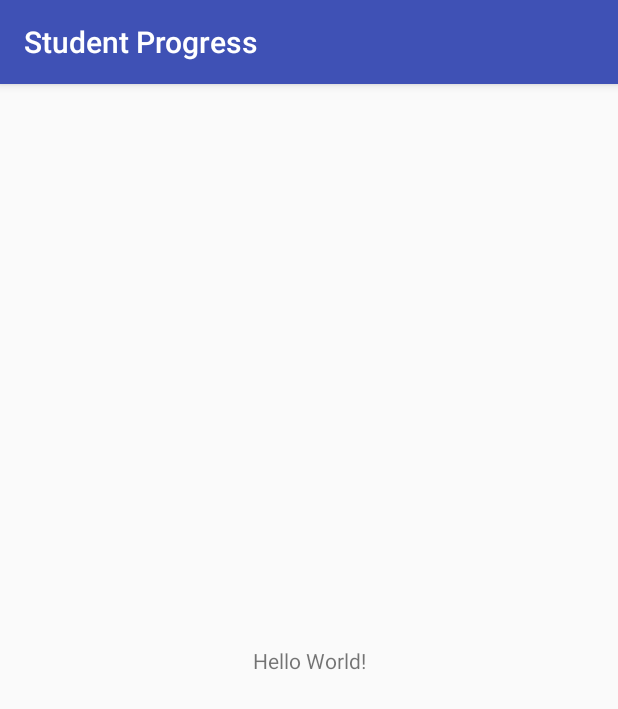
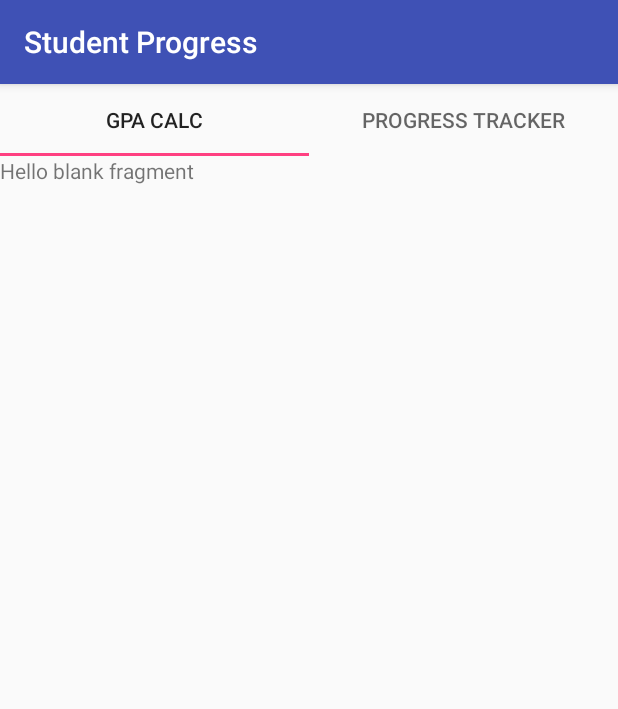
Before and after one commit to blaq-6THREE/Student-Progress, an Android app: the screen it shows after launch (MainActivity), on a phone screen of 412 x 824 dp. Shown: the top 709 px of the screen. Run offline under Robolectric (Android 15) with nearby library versions, the phone set to English and light mode, and no system bars.

Commit message:
Created tabLaout and added the needed views for the project

```diff
--- a/app/build.gradle
+++ b/app/build.gradle
@@ -21,7 +21,9 @@ android {
 dependencies {
     implementation fileTree(dir: 'libs', include: ['*.jar'])
     implementation 'com.android.support:appcompat-v7:27.1.1'
+    implementation 'com.android.support:design:27.1.1'
     implementation 'com.android.support.constraint:constraint-layout:1.1.3'
+    implementation 'com.android.support:support-v4:27.1.1'
     testImplementation 'junit:junit:4.12'
     androidTestImplementation 'com.android.support.test:runner:1.0.2'
     androidTestImplementation 'com.android.support.test.espresso:espresso-core:3.0.2'
--- /dev/null
+++ b/app/src/main/java/com/blaq/hylton/studentprogress/GradePointAverage.java
@@ -0,0 +1,20 @@
+package com.blaq.hylton.studentprogress;
+
+import android.os.Bundle;
+import android.support.annotation.NonNull;
+import android.support.annotation.Nullable;
+import android.support.v4.app.Fragment;
+import android.view.LayoutInflater;
+import android.view.View;
+import android.view.ViewGroup;
+
+public class GradePointAverage extends Fragment
+{
+    @Nullable
+    @Override
+    public View onCreateView(@NonNull LayoutInflater inflater, @Nullable ViewGroup container, @Nullable Bundle savedInstanceState) {
+        View view = inflater.inflate(R.layout.fragment_grade_point_average, container, false);
+
+        return view;
+    }
+}
--- a/app/src/main/java/com/blaq/hylton/studentprogress/MainActivity.java
+++ b/app/src/main/java/com/blaq/hylton/studentprogress/MainActivity.java
@@ -1,13 +1,52 @@
 package com.blaq.hylton.studentprogress;
 
+import android.support.design.widget.TabLayout;
+import android.support.v4.view.ViewPager;
 import android.support.v7.app.AppCompatActivity;
 import android.os.Bundle;
 
 public class MainActivity extends AppCompatActivity {
 
+    private SectionPageManager mSectionPageManager;
+    private ViewPager mPager;
+    private TabLayout  mTabLayout;
+
     @Override
     protected void onCreate(Bundle savedInstanceState) {
         super.onCreate(savedInstanceState);
         setContentView(R.layout.activity_main);
+
+        mPager = findViewById(R.id.view_pager);
+        mTabLayout = findViewById(R.id.tabs);
+
+        setupViewPager(mPager);
+        mTabLayout.setupWithViewPager(mPager);
+
+        mTabLayout.addOnTabSelectedListener(new TabLayout.OnTabSelectedListener() {
+            @Override
+            public void onTabSelected(TabLayout.Tab tab) {
+                mPager.setCurrentItem(tab.getPosition());
+            }
+
+            @Override
+            public void onTabUnselected(TabLayout.Tab tab) {
+
+            }
+
+            @Override
+            public void onTabReselected(TabLayout.Tab tab) {
+
+            }
+        });
     }
+
+    public void setupViewPager(ViewPager viewPager)
+    {
+        mSectionPageManager = new SectionPageManager(getSupportFragmentManager());
+        mSectionPageManager.addAdapter(new GradePointAverage(), "GPA Calc");
+        mSectionPageManager.addAdapter(new ProgressTracker(), "Progress Tracker");
+
+        viewPager.setAdapter(mSectionPageManager);
+    }
+
 }
--- /dev/null
+++ b/app/src/main/java/com/blaq/hylton/studentprogress/ProgressTracker.java
@@ -0,0 +1,30 @@
+package com.blaq.hylton.studentprogress;
+
+import android.content.Context;
+import android.net.Uri;
+import android.os.Bundle;
+import android.support.annotation.NonNull;
+import android.support.annotation.Nullable;
+import android.support.v4.app.Fragment;
+import android.view.LayoutInflater;
+import android.view.View;
+import android.view.ViewGroup;
+
+
+/**
+ * A simple {@link Fragment} subclass.
+ * Activities that contain this fragment must implement the
+ * {@link ProgressTracker.OnFragmentInteractionListener} interface
+ * to handle interaction events.
+ * Use the {@link ProgressTracker#newInstance} factory method to
+ * create an instance of this fragment.
+ */
+public class ProgressTracker extends Fragment {
+    @Nullable
+    @Override
+    public View onCreateView(@NonNull LayoutInflater inflater, @Nullable ViewGroup container, @Nullable Bundle savedInstanceState) {
+        View view = inflater.inflate(R.layout.fragment_progress_tracker, container, false);
+
+        return view;
+    }
+}
--- /dev/null
+++ b/app/src/main/java/com/blaq/hylton/studentprogress/SectionPageManager.java
@@ -0,0 +1,45 @@
+package com.blaq.hylton.studentprogress;
+
+import android.support.annotation.Nullable;
+import android.support.v4.app.Fragment;
+import android.support.v4.app.FragmentManager;
+import android.support.v4.app.FragmentPagerAdapter;
+import android.support.v4.view.ViewPager;
+
+import java.util.ArrayList;
+import java.util.List;
+
+public class SectionPageManager extends FragmentPagerAdapter
+{
+    private List<Fragment> mFragmentList;
+    private List<String> mFragmentTitleList;
+
+    public SectionPageManager(FragmentManager fm)
+    {
+        super(fm);
+        mFragmentList = new ArrayList<>();
+        mFragmentTitleList = new ArrayList<>();
+    }
+
+    @Nullable
+    @Override
+    public CharSequence getPageTitle(int position) {
+        return mFragmentTitleList.get(position);
+    }
+
+    @Override
+    public Fragment getItem(int position) {
+        return mFragmentList.get(position);
+    }
+
+    @Override
+    public int getCount() {
+        return mFragmentList.size();
+    }
+
+    public void addAdapter(Fragment fragment, String title)
+    {
+        mFragmentList.add(fragment);
+        mFragmentTitleList.add(title);
+    }
+}
--- a/app/src/main/res/layout/activity_main.xml
+++ b/app/src/main/res/layout/activity_main.xml
@@ -7,13 +7,21 @@
     android:layout_height="match_parent"
     tools:context=".MainActivity">
 
-    <TextView
+    <LinearLayout
         android:layout_width="wrap_content"
         android:layout_height="wrap_content"
-        android:text="Hello World!"
-        app:layout_constraintBottom_toBottomOf="parent"
-        app:layout_constraintLeft_toLeftOf="parent"
-        app:layout_constraintRight_toRightOf="parent"
-        app:layout_constraintTop_toTopOf="parent"/>
+        android:orientation="vertical">
+
+        <android.support.design.widget.TabLayout
+            android:id="@+id/tabs"
+            android:layout_width="match_parent"
+            android:layout_height="wrap_content"/>
+
+        <android.support.v4.view.ViewPager
+            android:id="@+id/view_pager"
+            android:layout_width="match_parent"
+            android:layout_height="match_parent" />
+
+    </LinearLayout>
 
 </android.support.constraint.ConstraintLayout>
--- /dev/null
+++ b/app/src/main/res/layout/fragment_grade_point_average.xml
@@ -0,0 +1,14 @@
+<?xml version="1.0" encoding="utf-8"?>
+<FrameLayout xmlns:android="http://schemas.android.com/apk/res/android"
+             xmlns:tools="http://schemas.android.com/tools"
+             android:layout_width="match_parent"
+             android:layout_height="match_parent"
+             tools:context=".GradePointAverage">
+
+    <!-- TODO: Update blank fragment layout -->
+    <TextView
+        android:layout_width="match_parent"
+        android:layout_height="match_parent"
+        android:text="@string/hello_blank_fragment"/>
+
+</FrameLayout>
--- /dev/null
+++ b/app/src/main/res/layout/fragment_progress_tracker.xml
@@ -0,0 +1,14 @@
+<?xml version="1.0" encoding="utf-8"?>
+<FrameLayout xmlns:android="http://schemas.android.com/apk/res/android"
+             xmlns:tools="http://schemas.android.com/tools"
+             android:layout_width="match_parent"
+             android:layout_height="match_parent"
+             tools:context=".ProgressTracker">
+
+    <!-- TODO: Update blank fragment layout -->
+    <TextView
+        android:layout_width="match_parent"
+        android:layout_height="match_parent"
+        android:text="@string/hello_blank_fragment"/>
+
+</FrameLayout>
--- a/app/src/main/res/values/strings.xml
+++ b/app/src/main/res/values/strings.xml
@@ -1,3 +1,6 @@
 <resources>
     <string name="app_name">Student Progress</string>
+
+    <!-- TODO: Remove or change this placeholder text -->
+    <string name="hello_blank_fragment">Hello blank fragment</string>
 </resources>
```
